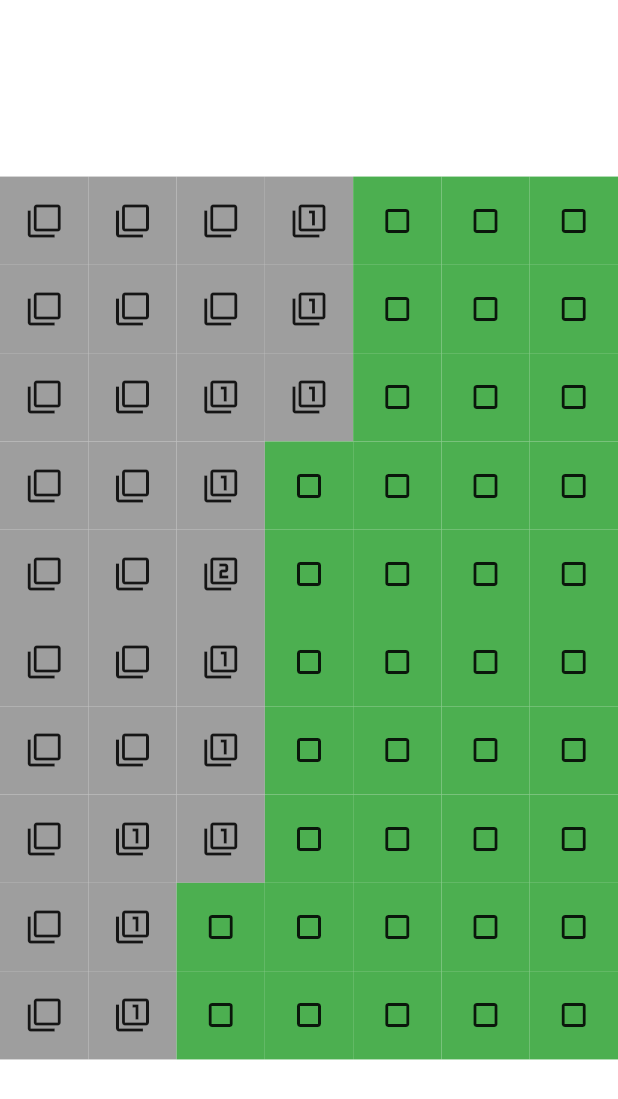
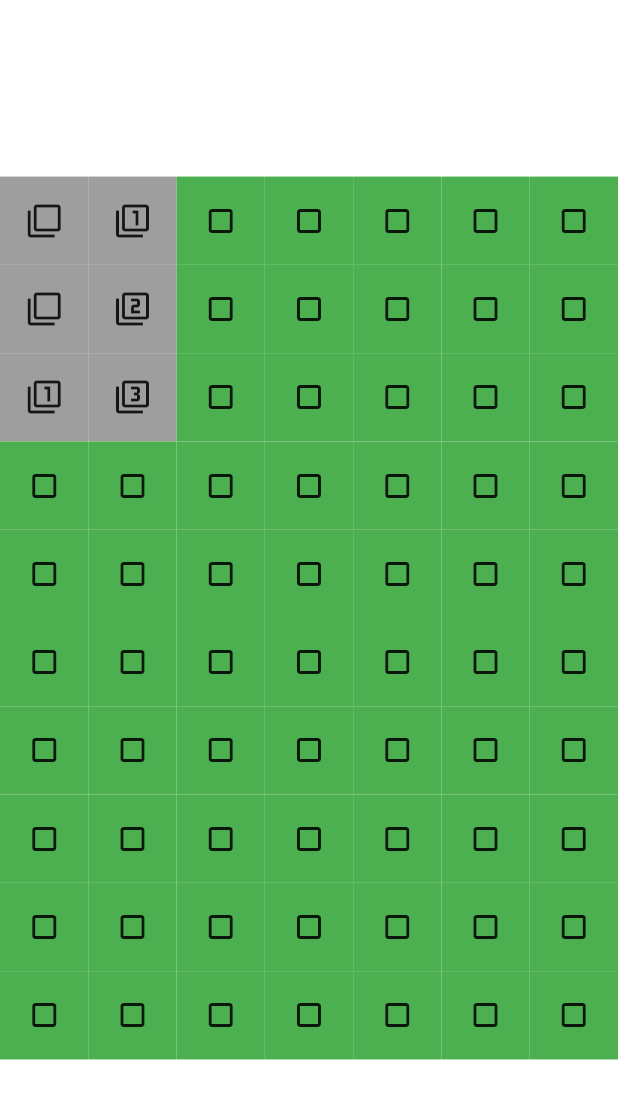
Before and after one commit to SueDoenim/flutter_minesweeper, a Flutter app: the screen it shows after launch, after a tap on the "crop square" icon, on a phone screen of 412 x 824 dp. Shown: the top 1099 px of the screen. Run offline on Flutter 3.47's test engine with Material 2 defaults, Android fonts, the phone set to English and light mode, and no system bars.

Commit message:
Clean up null safety and grid initialization

```diff
--- a/lib/main.dart
+++ b/lib/main.dart
@@ -51,44 +51,41 @@ class BoardWidget extends StatefulWidget {
 }
 
 class _BoardWidgetState extends State<BoardWidget> {
-  _BoardWidgetState(rowCount, columnCount, mineCount) {
-    this.coveredCount = rowCount * columnCount;
-    this.flaggedCount = 0;
-    grid = List.generate(rowCount, (i) {
-      return List.generate(columnCount, (j) {
-        return Square(null, true, false, 0, 0);
-      }, growable: false);
-    }, growable: false);
-  }
+  _BoardWidgetState(rowCount, columnCount, mineCount)
+      : coveredCount = rowCount * columnCount,
+        flaggedCount = 0,
+        grid = List.generate(rowCount, (row) {
+          return List.generate(columnCount, (column) {
+            return Square(null, true, false, 0, 0);
+          });
+        });
 
-  late int coveredCount;
-  late int flaggedCount;
-  late List<List<Square>> grid;
+  int coveredCount;
+  int flaggedCount;
+  List<List<Square>> grid;
 
   TransformationController _controller = TransformationController();
 
-  _initializeGrid(int row, int column) {
+  void _initializeGrid(int row, int column) {
     setState(() {
-      Random random = Random();
-      for (int i = 0; i < widget.mineCount; i++) {
-        int mineRow, mineColumn;
-        do {
-          mineRow = random.nextInt(widget.rowCount);
-          mineColumn = random.nextInt(widget.columnCount);
-        } while ((mineRow == row && mineColumn == column) ||
-            (grid[mineRow][mineColumn].isMine == true));
-        grid[mineRow][mineColumn].isMine = true;
-      }
+      // Use a shuffled list to randomly place mines anywhere but where the
+      // player clicked.
+      int _squareCount = widget.rowCount * widget.columnCount;
+      List<int> _randomList = List.generate(_squareCount - 1, (i) => i)
+        ..shuffle()
+        ..insert(0, _squareCount - 1);
+
       for (int i = 0; i < widget.rowCount; i++) {
         for (int j = 0; j < widget.columnCount; j++) {
-          if (grid[i][j].isMine == null) {
+          if (_randomList[(i * widget.columnCount + j) % _squareCount] <
+              widget.mineCount) {
+            grid[i][j].isMine = true;
+            _getAdjacentSquares(i, j).forEach((position) {
+              grid[position.row][position.column].adjacentMines++;
+            });
+          } else {
             grid[i][j].isMine = false;
           }
-          _getAdjacentSquares(i, j).forEach((position) {
-            if (grid[position.row][position.column].isMine == true) {
-              grid[i][j].adjacentMines++;
-            }
-          });
         }
       }
     });
@@ -280,11 +277,11 @@ class _BoardWidgetState extends State<BoardWidget> {
 }
 
 class SquareWidget extends StatefulWidget {
-  SquareWidget(this.data, {this.onTap, this.onLongPress});
+  SquareWidget(this.data, {required this.onTap, required this.onLongPress});
 
   final Square data;
-  final Function? onTap;
-  final Function? onLongPress;
+  final Function onTap;
+  final Function onLongPress;
 
   @override
   _SquareWidgetState createState() => _SquareWidgetState();
@@ -315,7 +312,7 @@ class _SquareWidgetState extends State<SquareWidget> {
                   ? (widget.data.isFlagged
                       ? Icons.outlined_flag
                       : Icons.crop_square)
-                  : (widget.data.isMine!
+                  : ((widget.data.isMine ?? false)
                       ? Icons.flare
                       : (adjacencyIcons[widget.data.adjacentMines]))),
             )),
```
